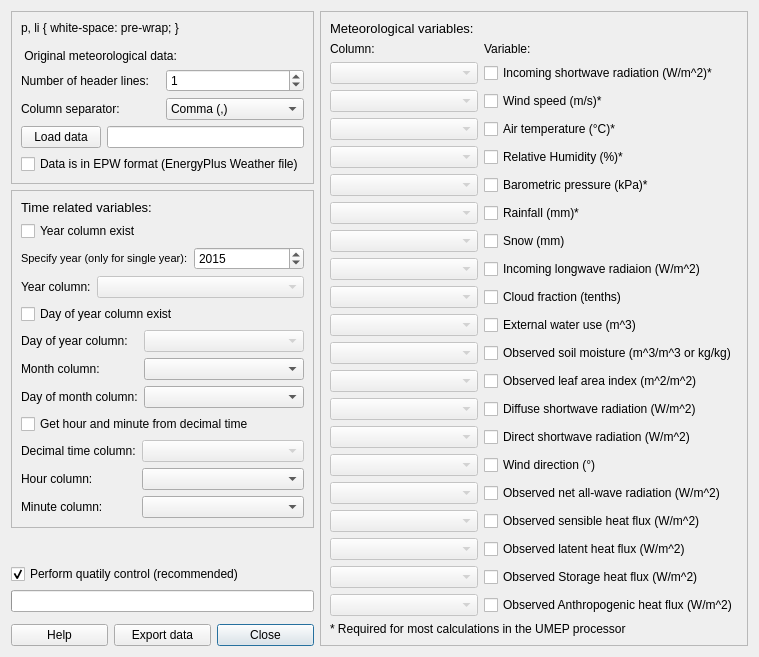
First picture: the form in MetdataProcessor/metdata_processor_dialog_base.ui, repository UMEP-dev/UMEP, before the edit.
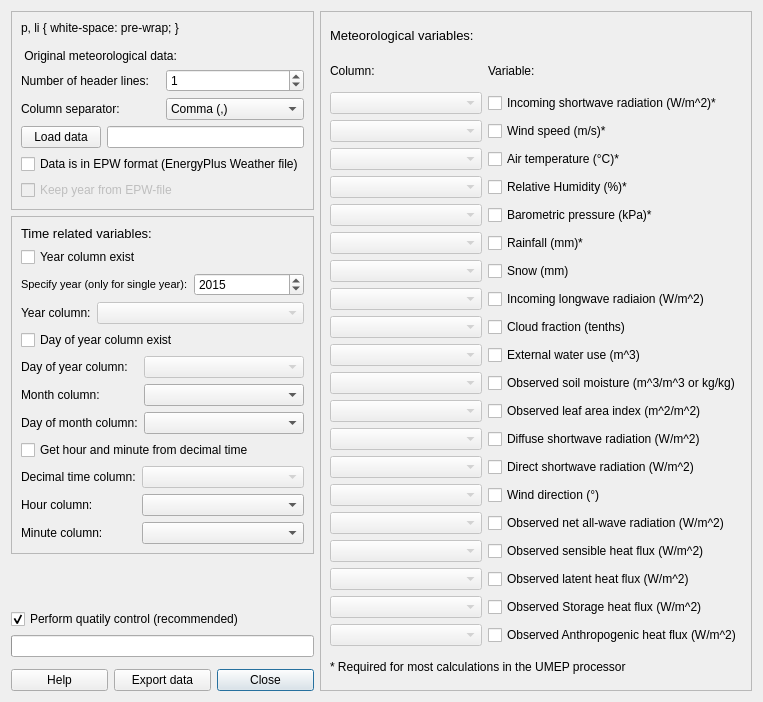
Second picture: the form after the edit.

Patch:
```diff
--- a/MetdataProcessor/metdata_processor_dialog_base.ui
+++ b/MetdataProcessor/metdata_processor_dialog_base.ui
@@ -9,8 +9,8 @@
    <rect>
     <x>0</x>
     <y>0</y>
-    <width>759</width>
-    <height>614</height>
+    <width>763</width>
+    <height>702</height>
    </rect>
   </property>
   <property name="windowTitle">
@@ -200,6 +200,19 @@
         </property>
        </widget>
       </item>
+      <item row="5" column="0">
+       <widget class="QCheckBox" name="checkBoxKeepYear">
+        <property name="enabled">
+         <bool>false</bool>
+        </property>
+        <property name="toolTip">
+         <string>Some EPW-files originates from typical meteorological year. Then each month can have specific year which is not possible in UMEP as continous data is required. Tick this in to keep year timestamp. Otherwise, year column will be 1985.</string>
+        </property>
+        <property name="text">
+         <string>Keep year from EPW-file</string>
+        </property>
+       </widget>
+      </item>
      </layout>
     </widget>
    </item>
```
Left out of the diff: 294 changed lines with no effect on the pictures.
